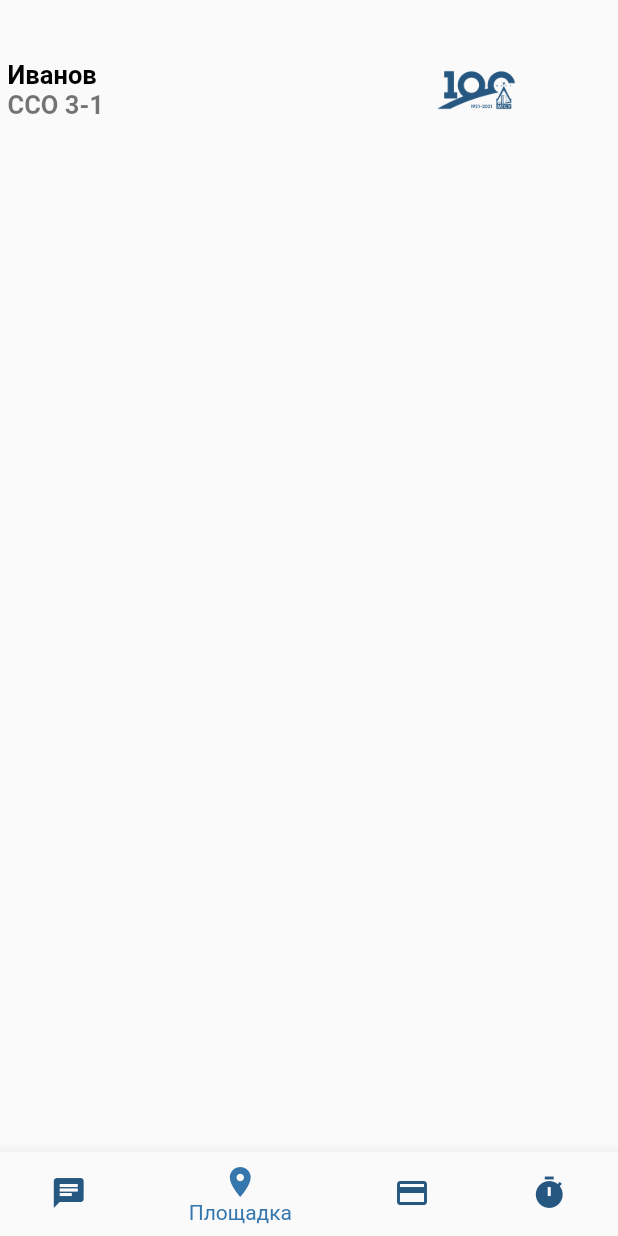
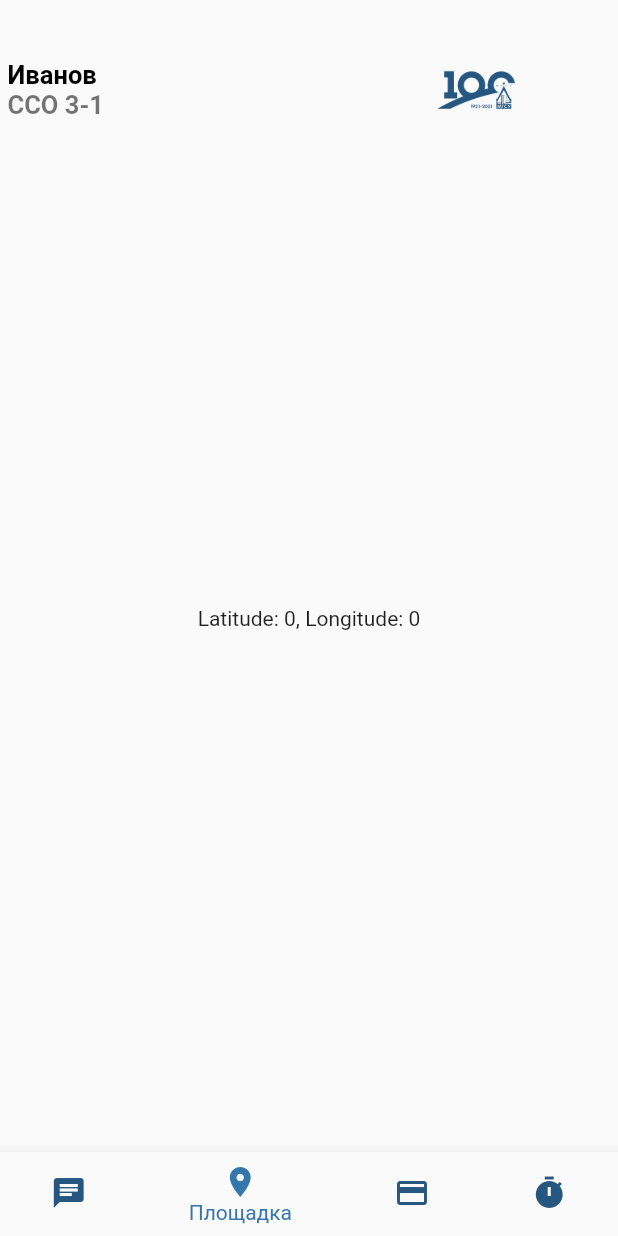
Before and after one commit to drGOD/stroinav_app, a Flutter app: the screen it shows after launch, item 2 of the bottom bar chosen, on a phone screen of 412 x 824 dp. Run offline on Flutter 3.47's test engine with Material 2 defaults, Android fonts, the phone set to English and light mode, and no system bars; our stand-ins replace geolocator, qr_flutter.

Commit message:
gsp на проверку

```diff
--- a/lib/Pages/MapPage.dart
+++ b/lib/Pages/MapPage.dart
@@ -1,4 +1,6 @@
+import 'dart:async';
 import 'package:flutter/material.dart';
+import 'package:geolocator/geolocator.dart';
 
 class PageTwo extends StatefulWidget {
   PageTwo({Key key, this.userId, this.onSignedOut}) : super(key: key);
@@ -18,16 +20,70 @@ class _PageTwoState extends State<PageTwo> {
 
   final VoidCallback onSignedOut;
   final String userId;
+  Geolocator _geolocator;
+  Position _position;
 
-  double shw;
+  void checkPermission() {
+    _geolocator.checkGeolocationPermissionStatus().then((status) {
+      print('status: $status');
+    });
+    _geolocator
+        .checkGeolocationPermissionStatus(
+            locationPermission: GeolocationPermission.locationAlways)
+        .then((status) {
+      print('always status: $status');
+    });
+    _geolocator.checkGeolocationPermissionStatus(
+        locationPermission: GeolocationPermission.locationWhenInUse)
+      ..then((status) {
+        print('whenInUse status: $status');
+      });
+  }
+
+  @override
+  void initState() {
+    super.initState();
+
+    _geolocator = Geolocator();
+    LocationOptions locationOptions =
+        LocationOptions(accuracy: LocationAccuracy.high, distanceFilter: 1);
+
+    checkPermission();
+    updateLocation();
+
+    StreamSubscription positionStream = _geolocator
+        .getPositionStream(locationOptions)
+        .listen((Position position) {
+      setState(() {
+        _position = position;
+      });
+    });
+  }
+
+  void updateLocation() async {
+    try {
+      Position newPosition = await Geolocator()
+          .getCurrentPosition(desiredAccuracy: LocationAccuracy.high)
+          .timeout(new Duration(seconds: 5));
+
+      setState(() {
+        _position = newPosition;
+      });
+    } catch (e) {
+      print('Error: ${e.toString()}');
+    }
+  }
+
   @override
   Widget build(BuildContext context) {
-    shw = MediaQuery.of(context).size.width;
-    return MaterialApp(
-      home: DefaultTabController(
-        length: 2,
-        child: Scaffold(),
+    return Scaffold(
+      appBar: AppBar(
+        title: Text('Startup Name Generator'),
       ),
+      body: Center(
+          child: Text(
+              'Latitude: ${_position != null ? _position.latitude.toString() : '0'},'
+              ' Longitude: ${_position != null ? _position.longitude.toString() : '0'}')),
     );
   }
 }
--- a/pubspec.yaml
+++ b/pubspec.yaml
@@ -32,7 +32,7 @@ dependencies:
   url_launcher: ^5.0.0
   qr_flutter: ^3.1.0
   intl: ^0.16.1
-
+  geolocator: ^5.0.0
 
   # The following adds the Cupertino Icons font to your application.
   # Use with the CupertinoIcons class for iOS style icons.
```
Also changed, not shown: pubspec.lock, 4 other files.
